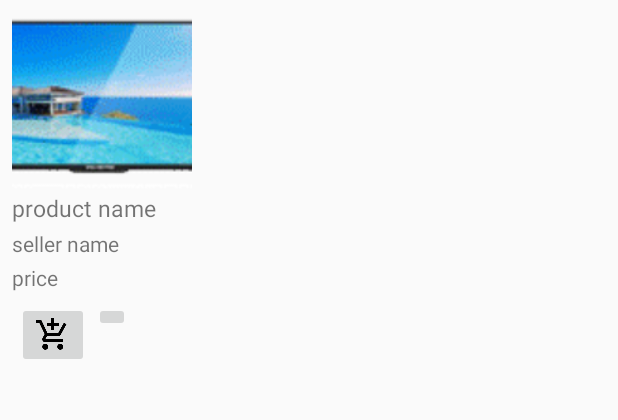
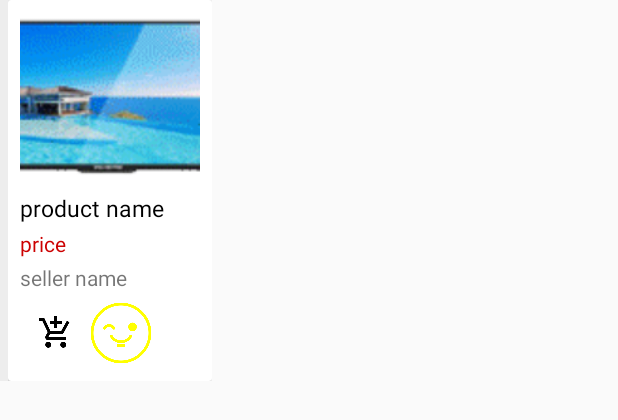
Before and after one commit to AndroidTecknowlogy/Negotiator, an Android app: the layout product_item.xml on its own in the app's theme, with its tools: preview values and no code run, on a phone screen of 412 x 824 dp. Shown: the top 420 px of the screen. Run offline under Robolectric (Android 15) with nearby library versions, the phone set to English and light mode, and no system bars.

Commit message:
Images change

```diff
--- a/app/src/main/java/com/kongahack/negotiator/activity/ProductActivity.java
+++ b/app/src/main/java/com/kongahack/negotiator/activity/ProductActivity.java
@@ -17,7 +17,7 @@ public class ProductActivity extends AppCompatActivity{
     protected void onCreate(@Nullable Bundle savedInstanceState) {
         super.onCreate(savedInstanceState);
         setRequestedOrientation(ActivityInfo.SCREEN_ORIENTATION_PORTRAIT);
-        //setContentView(R.layout.product_item);
+        setContentView(R.layout.activity_product);
 
     }
 }
--- a/app/src/main/res/layout/product_item.xml
+++ b/app/src/main/res/layout/product_item.xml
@@ -1,8 +1,36 @@
 <?xml version="1.0" encoding="utf-8"?>
 <LinearLayout xmlns:android="http://schemas.android.com/apk/res/android"
-    android:orientation="vertical"
+    xmlns:app="http://schemas.android.com/apk/res-auto"
+    android:orientation="horizontal"
+    android:layout_width="wrap_content"
+    android:layout_height="wrap_content">
+
+
+    <View
+        android:layout_width="5dp"
+        android:layout_height="match_parent"
+        android:background="@color/splash"/>
+
+    <RelativeLayout
+        android:layout_width="wrap_content"
+        android:layout_height="wrap_content">
+
+        <View
+            android:layout_width="135dp"
+            android:layout_height="5dp"
+            android:layout_alignBottom="@+id/layout_items"
+            android:background="@color/splash"/>
+
+        <android.support.v7.widget.CardView
             android:layout_width="wrap_content"
             android:layout_height="wrap_content"
+            android:id="@+id/layout_items"
+            app:cardElevation="7dp">
+
+            <LinearLayout
+                android:layout_width="wrap_content"
+                android:layout_height="wrap_content"
+                android:orientation="vertical"
                 android:padding="8dp">
 
                 <ImageView
@@ -18,41 +46,52 @@
                     android:layout_width="wrap_content"
                     android:layout_height="wrap_content"
                     android:layout_marginBottom="3dp"
-        android:textSize="15sp"/>
+                    android:textSize="15sp"
+                    android:textColor="@android:color/black"/>
+                <TextView
+                    android:id="@+id/price"
+                    android:text="price"
+                    android:textColor="@android:color/holo_red_dark"
+                    android:layout_marginBottom="3dp"
+                    android:layout_width="wrap_content"
+                    android:layout_height="wrap_content"/>
                 <TextView
                     android:id="@+id/seller_name"
                     android:text="seller name"
                     android:layout_width="wrap_content"
                     android:layout_height="wrap_content"
                     android:layout_marginBottom="3dp"/>
-    <TextView
-        android:id="@+id/price"
-        android:text="price"
-        android:layout_marginBottom="3dp"
-        android:layout_width="wrap_content"
-        android:layout_height="wrap_content"/>
 
                 <RelativeLayout
                     android:layout_width="match_parent"
                     android:layout_height="match_parent"
-        android:padding="3dp">
+                    android:padding="4dp">
 
                     <ImageButton
                         android:id="@+id/shopping_cart"
-            android:layout_width="wrap_content"
+                        android:layout_width="40dp"
+                        android:layout_height="40dp"
                         android:src="@drawable/ic_add_shopping_cart_black_24dp"
-            android:layout_height="wrap_content"/>
+                        android:background="@android:color/transparent"/>
 
                     <ImageButton
                         android:id="@+id/chat_button"
-            android:layout_width="wrap_content"
-            android:layout_height="wrap_content"
+                        android:layout_width="40dp"
+                        android:layout_height="40dp"
                         android:layout_marginLeft="3dp"
                         android:layout_marginStart="3dp"
                         android:layout_toRightOf="@+id/shopping_cart"
-            android:layout_toEndOf="@+id/shopping_cart"/>
+                        android:layout_toEndOf="@+id/shopping_cart"
+                        android:scaleType="centerCrop"
+                        android:background="@android:color/transparent"
+                        android:src="@drawable/wink_m"/>
+
+                </RelativeLayout>
+            </LinearLayout>
+        </android.support.v7.widget.CardView>
 
     </RelativeLayout>
 
 
+
 </LinearLayout>
```
Lines whose indentation alone changed are shown as unchanged.
